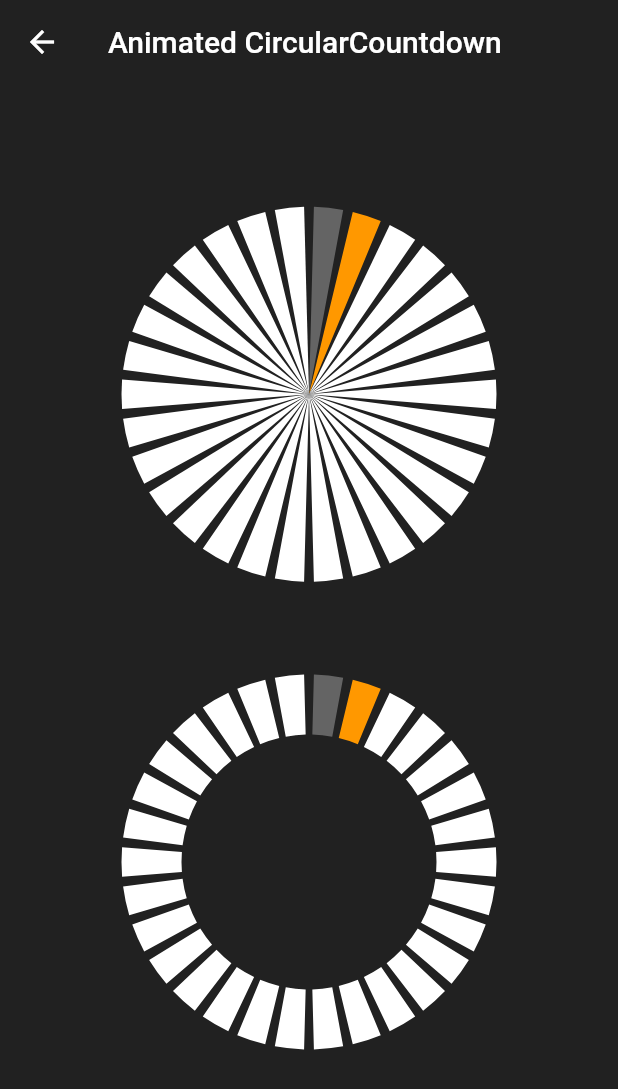
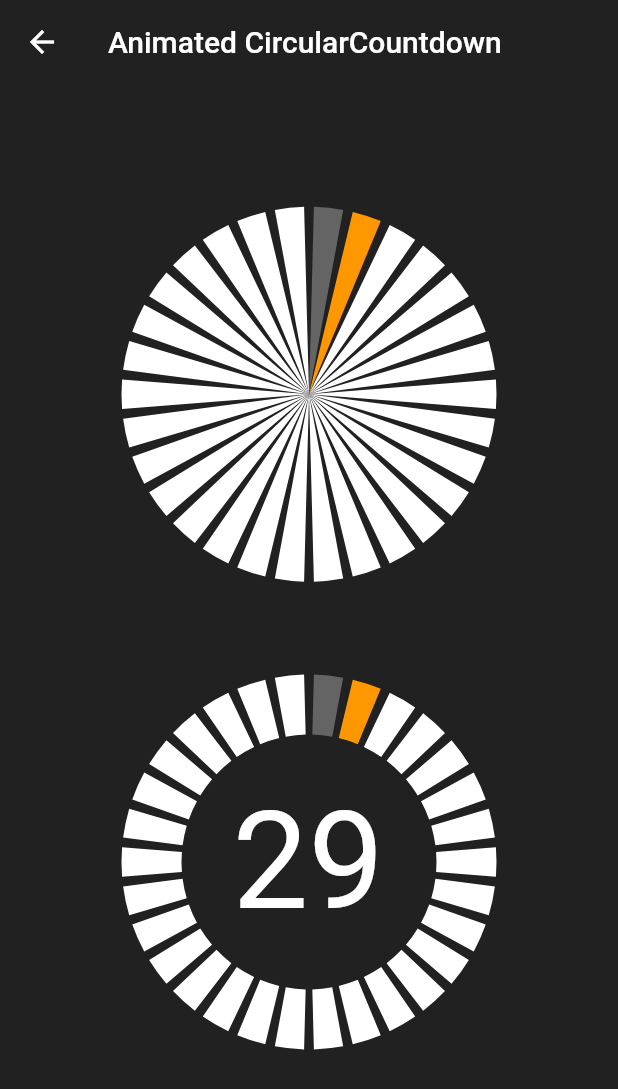
Before and after one commit to MattisBrizard/circular_countdown, a Flutter app: the screen it shows after launch, after a tap on "Animated CircularCountdown", on a phone screen of 412 x 824 dp. Shown: the top 1089 px of the screen. Run offline on Flutter 3.47's test engine with Material 2 defaults, Android fonts, the phone set to English and light mode, and no system bars.

Commit message:
added center textSpan

```diff
--- a/example/lib/animated_countdown.dart
+++ b/example/lib/animated_countdown.dart
@@ -8,7 +8,7 @@ class AnimatedCountdownPage extends StatelessWidget {
   Widget build(BuildContext context) {
     return Scaffold(
       appBar: AppBar(
-        title: Text('Animated CircularCountdown'),
+        title: const Text('Animated CircularCountdown'),
         backgroundColor: Colors.transparent,
         elevation: 0,
       ),
@@ -16,7 +16,7 @@ class AnimatedCountdownPage extends StatelessWidget {
       body: Center(
         child: Column(
           mainAxisAlignment: MainAxisAlignment.spaceEvenly,
-          children: <Widget>[
+          children: const <Widget>[
             _AnimatedCountdown(strokeWidth: 125),
             _AnimatedCountdown(strokeWidth: 40),
           ],
@@ -35,7 +35,7 @@ class _AnimatedCountdown extends StatefulWidget {
 }
 
 class _AnimatedCountdownState extends State<_AnimatedCountdown> {
-  final totalSeconds = 30;
+  final int totalSeconds = 30;
   int seconds;
   Timer timer;
 
@@ -66,6 +66,13 @@ class _AnimatedCountdownState extends State<_AnimatedCountdown> {
       countdownCurrentColor: Colors.orange,
       gapFactor: 4,
       strokeWidth: widget.strokeWidth,
+      textSpan: TextSpan(
+        text: seconds.toString(),
+        style: TextStyle(
+          color: Colors.white,
+          fontSize: 90,
+        ),
+      ),
     );
   }
 }
--- a/example/lib/static_countdown.dart
+++ b/example/lib/static_countdown.dart
@@ -6,7 +6,7 @@ class StaticCountdownPage extends StatelessWidget {
   Widget build(BuildContext context) {
     return Scaffold(
       appBar: AppBar(
-        title: Text('Static CircularCountdown'),
+        title: const Text('Static CircularCountdown'),
         backgroundColor: Colors.transparent,
         elevation: 0,
       ),
@@ -19,6 +19,14 @@ class StaticCountdownPage extends StatelessWidget {
               diameter: 250,
               countdownTotal: 10,
               countdownRemaining: 7,
+              strokeWidth: 45,
+              textSpan: TextSpan(
+                text: '7',
+                style: TextStyle(
+                  color: Colors.white,
+                  fontSize: 90,
+                ),
+              ),
             ),
           ],
         ),
--- a/lib/src/circular_countdown.dart
+++ b/lib/src/circular_countdown.dart
@@ -36,6 +36,7 @@ class CircularCountdown extends StatelessWidget {
     this.countdownCurrentColor,
     this.gapFactor = 6,
     this.strokeWidth,
+    this.textSpan,
   })  : assert(diameter != null && diameter > 0.0),
         assert(countdownTotal != null && countdownTotal > 0.0),
         assert(countdownRemaining != null &&
@@ -80,9 +81,14 @@ class CircularCountdown extends StatelessWidget {
   /// Default to [diameter/6] for proportion purpose.
   final double strokeWidth;
 
+  /// The TextSpan to display in the center of the widget.
+  ///
+  /// Warning : It will not displays if the textSpan is too large.
+  final TextSpan textSpan;
+
   @override
   Widget build(BuildContext context) {
-    double paintStrokeWidth =
+    final double paintStrokeWidth =
         (strokeWidth != null && strokeWidth > 0 && strokeWidth <= diameter / 2)
             ? strokeWidth
             : diameter / 6;
@@ -95,6 +101,7 @@ class CircularCountdown extends StatelessWidget {
         countdownCurrentColor: countdownCurrentColor,
         gapFactor: gapFactor,
         strokeWidth: paintStrokeWidth,
+        textSpan: textSpan,
       ),
       size: Size(diameter - paintStrokeWidth, diameter - paintStrokeWidth),
     );
--- a/lib/src/circular_countdown_painter.dart
+++ b/lib/src/circular_countdown_painter.dart
@@ -16,14 +16,17 @@ class CircularCountdownPainter extends CustomPainter {
     @required this.strokeWidth,
     @required this.gapFactor,
     this.countdownCurrentColor,
+    this.textSpan,
   });
+
   final int countdownTotal;
   final int countdownRemaining;
   final Color countdownTotalColor;
   final Color countdownRemainingColor;
-  final Color countdownCurrentColor;
   final double gapFactor;
   final double strokeWidth;
+  final Color countdownCurrentColor;
+  final TextSpan textSpan;
 
   Paint get totalPaint => Paint()
     ..style = PaintingStyle.stroke
@@ -48,8 +51,12 @@ class CircularCountdownPainter extends CustomPainter {
 
   double get emptyArcSize => 2 * math.pi / (gapFactor * countdownTotal);
   double get fullArcSize => 2 * math.pi / countdownTotal - emptyArcSize;
-  double startAngle(unit) =>
+  double startAngle(int unit) =>
       -math.pi / 2 + unit * (emptyArcSize + fullArcSize) + emptyArcSize / 2;
+  double getInnerRadius(double width) {
+    final double _radius = width - 2 * strokeWidth;
+    return (_radius > 0) ? _radius : 0;
+  }
 
   @override
   void paint(Canvas canvas, Size size) {
@@ -73,7 +80,7 @@ class CircularCountdownPainter extends CustomPainter {
       canvas.drawArc(
         Rect.fromCircle(
           center: Offset(size.width / 2, size.height / 2),
-          radius: (size.width / 2),
+          radius: size.width / 2,
         ),
         startAngle(unit),
         fullArcSize,
@@ -81,16 +88,53 @@ class CircularCountdownPainter extends CustomPainter {
         paint,
       );
     }
+
+    // Draws the textSpan (if exists) in the middle of the widget if there is enough space
+    if (textSpan != null) {
+      final TextPainter textPainter = TextPainter(
+        text: textSpan,
+        textDirection: TextDirection.ltr,
+        maxLines: 1,
+      )..layout(
+          minWidth: getInnerRadius(size.width),
+          maxWidth: getInnerRadius(size.width),
+        );
+      final BoxConstraints constraints = BoxConstraints(
+        maxWidth: getInnerRadius(size.width),
+        minWidth: 0,
+        maxHeight: getInnerRadius(size.width),
+        minHeight: 0,
+      );
+      final RenderParagraph renderParagraph = RenderParagraph(
+        textSpan,
+        textDirection: TextDirection.ltr,
+        overflow: TextOverflow.ellipsis,
+        maxLines: 1,
+        textAlign: TextAlign.center,
+      )..layout(constraints);
+      final double textWidth =
+          renderParagraph.getMinIntrinsicWidth(size.width / 2).ceilToDouble();
+      final double textHeight =
+          renderParagraph.getMinIntrinsicHeight(size.width / 2).ceilToDouble();
+      if (textWidth <= getInnerRadius(size.width)) {
+        final Offset offset = Offset(
+          size.width / 2 - textWidth / 2,
+          size.height / 2 - textHeight / 2,
+        );
+        textPainter.paint(canvas, offset);
+      }
+    }
   }
 
   @override
   bool shouldRepaint(CircularCountdownPainter oldDelegate) {
-    return (countdownTotal != oldDelegate.countdownTotal ||
+    return countdownTotal != oldDelegate.countdownTotal ||
         countdownRemaining != oldDelegate.countdownRemaining ||
         countdownTotalColor != oldDelegate.countdownTotalColor ||
         countdownRemainingColor != oldDelegate.countdownRemainingColor ||
         countdownCurrentColor != oldDelegate.countdownCurrentColor ||
         gapFactor != oldDelegate.gapFactor ||
-        strokeWidth != oldDelegate.strokeWidth);
+        strokeWidth != oldDelegate.strokeWidth ||
+        textSpan != oldDelegate.textSpan;
   }
 }
```
